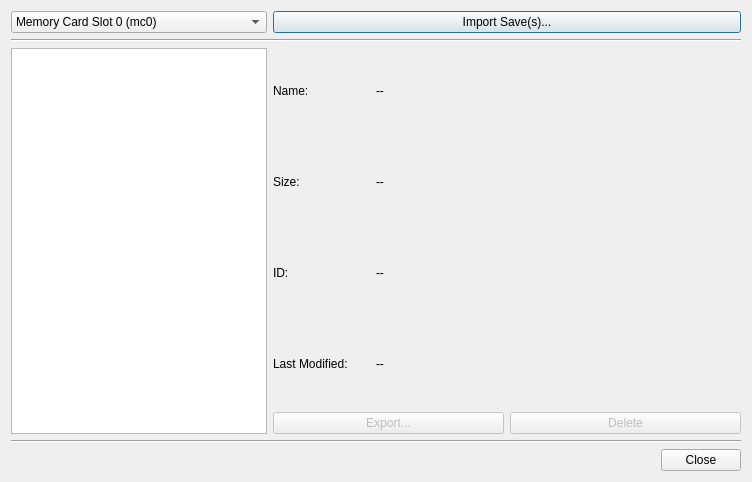
Before: the Qt Designer form build_unix/memorycardmanager.ui in jpd002/Play-, drawn with Qt 5.
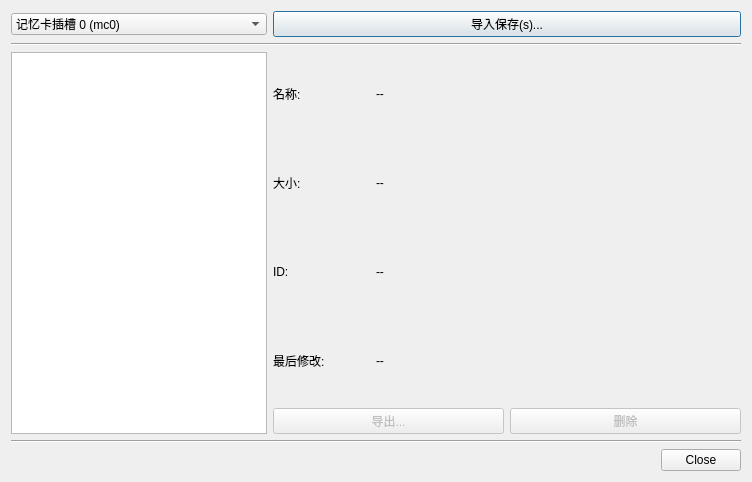
After: the same form once the commit is applied.

Commit message: China localization

What changed in the file:
```diff
--- a/build_unix/memorycardmanager.ui
+++ b/build_unix/memorycardmanager.ui
@@ -30,7 +30,7 @@
     <widget class="QComboBox" name="comboBox">
      <item>
       <property name="text">
-       <string>Memory Card Slot 0 (mc0)</string>
+       <string>记忆卡插槽 0 (mc0)</string>
       </property>
      </item>
      <item>
@@ -43,7 +43,7 @@
    <item row="0" column="1">
     <widget class="QPushButton" name="import_saves_button">
      <property name="text">
-      <string>Import Save(s)...</string>
+      <string>导入保存(s)...</string>
      </property>
     </widget>
    </item>
@@ -81,7 +81,7 @@
         </size>
        </property>
        <property name="text">
-        <string>Name:</string>
+        <string>名称:</string>
        </property>
       </widget>
      </item>
@@ -108,7 +108,7 @@
         </size>
        </property>
        <property name="text">
-        <string>Size:</string>
+        <string>大小:</string>
        </property>
       </widget>
      </item>
@@ -168,7 +168,7 @@
         </size>
        </property>
        <property name="text">
-        <string>Last Modified:</string>
+        <string>最后修改:</string>
        </property>
       </widget>
      </item>
@@ -189,7 +189,7 @@
         <bool>false</bool>
        </property>
        <property name="text">
-        <string>Export...</string>
+        <string>导出...</string>
        </property>
       </widget>
      </item>
@@ -199,7 +199,7 @@
         <bool>false</bool>
        </property>
        <property name="text">
-        <string>Delete</string>
+        <string>删除</string>
        </property>
       </widget>
      </item>
```
Left out of the diff: 2 changed lines with no effect on the pictures.
